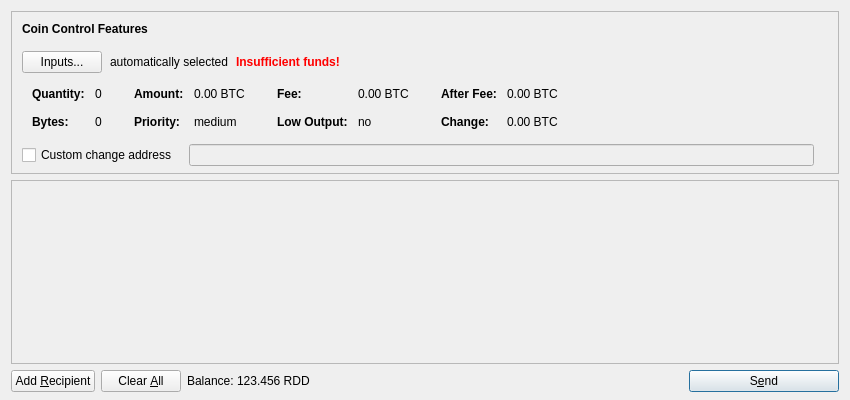
Above: src/qt/forms/sendcoinsdialog.ui from zarGonnn/reddcoin before the change. Below: the same form after it.
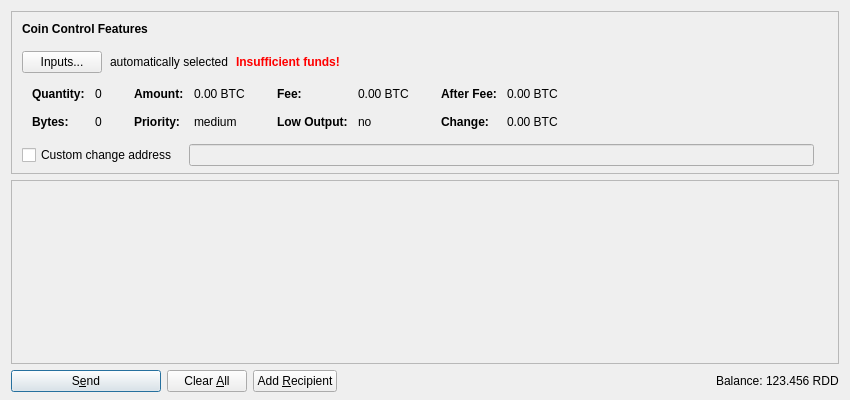
That is the form after the change. Icons and pictures are not drawn. Custom widgets are drawn as their Qt base class.

Commit message: [Qt] minor receive tab improvements

Patch:
```diff
--- a/src/qt/forms/sendcoinsdialog.ui
+++ b/src/qt/forms/sendcoinsdialog.ui
@@ -657,19 +657,25 @@
    <item>
     <layout class="QHBoxLayout" name="horizontalLayout">
      <item>
-      <widget class="QPushButton" name="addButton">
+      <widget class="QPushButton" name="sendButton">
+       <property name="minimumSize">
+        <size>
+         <width>150</width>
+         <height>0</height>
+        </size>
+       </property>
        <property name="toolTip">
         <string>Send to multiple recipients at once</string>
        </property>
        <property name="text">
-        <string>Add &amp;Recipient</string>
+        <string>S&amp;end</string>
        </property>
        <property name="icon">
         <iconset resource="../bitcoin.qrc">
          <normaloff>:/icons/add</normaloff>:/icons/add</iconset>
        </property>
-       <property name="autoDefault">
-        <bool>false</bool>
+       <property name="default">
+        <bool>true</bool>
        </property>
       </widget>
      </item>
@@ -699,6 +705,36 @@
        </property>
       </widget>
      </item>
+     <item>
+      <widget class="QPushButton" name="addButton">
+       <property name="toolTip">
+        <string>Send to multiple recipients at once</string>
+       </property>
+       <property name="text">
+        <string>Add &amp;Recipient</string>
+       </property>
+       <property name="icon">
+        <iconset resource="../bitcoin.qrc">
+         <normaloff>:/icons/add</normaloff>:/icons/add</iconset>
+       </property>
+       <property name="autoDefault">
+        <bool>false</bool>
+       </property>
+      </widget>
+     </item>
+     <item>
+      <spacer name="horizontalSpacer">
+       <property name="orientation">
+        <enum>Qt::Horizontal</enum>
+       </property>
+       <property name="sizeHint" stdset="0">
+        <size>
+         <width>40</width>
+         <height>20</height>
+        </size>
+       </property>
+      </spacer>
+     </item>
      <item>
       <layout class="QHBoxLayout" name="horizontalLayout_2">
        <property name="spacing">
@@ -726,42 +762,6 @@
        </item>
       </layout>
      </item>
-     <item>
-      <spacer name="horizontalSpacer">
-       <property name="orientation">
-        <enum>Qt::Horizontal</enum>
-       </property>
-       <property name="sizeHint" stdset="0">
-        <size>
-         <width>40</width>
-         <height>20</height>
-        </size>
-       </property>
-      </spacer>
-     </item>
-     <item>
-      <widget class="QPushButton" name="sendButton">
-       <property name="minimumSize">
-        <size>
-         <width>150</width>
-         <height>0</height>
-        </size>
-       </property>
-       <property name="toolTip">
-        <string>Confirm the send action</string>
-       </property>
-       <property name="text">
-        <string>S&amp;end</string>
-       </property>
-       <property name="icon">
-        <iconset resource="../bitcoin.qrc">
-         <normaloff>:/icons/send</normaloff>:/icons/send</iconset>
-       </property>
-       <property name="default">
-        <bool>true</bool>
-       </property>
-      </widget>
-     </item>
     </layout>
    </item>
   </layout>
```
Left out of the diff: 4 changed lines with no effect on the pictures. The commit also changes 4 other files.
